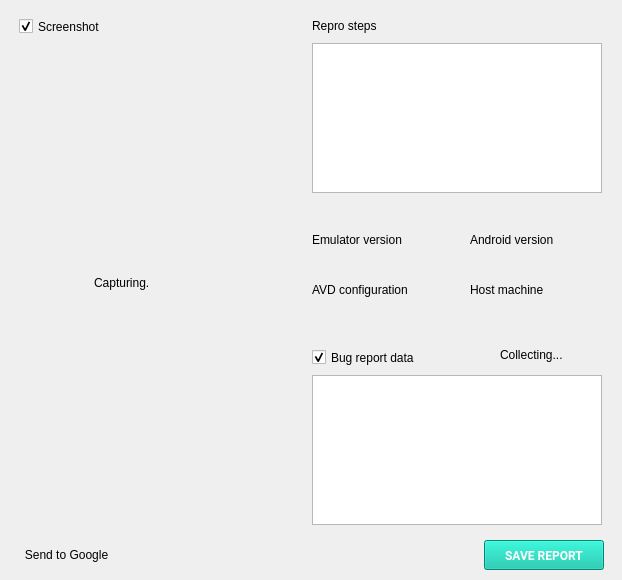
aosp-mirror/platform_external_qemu, file android/android-emu/android/skin/qt/extended-pages/bug-report-page.ui: the form before one commit.
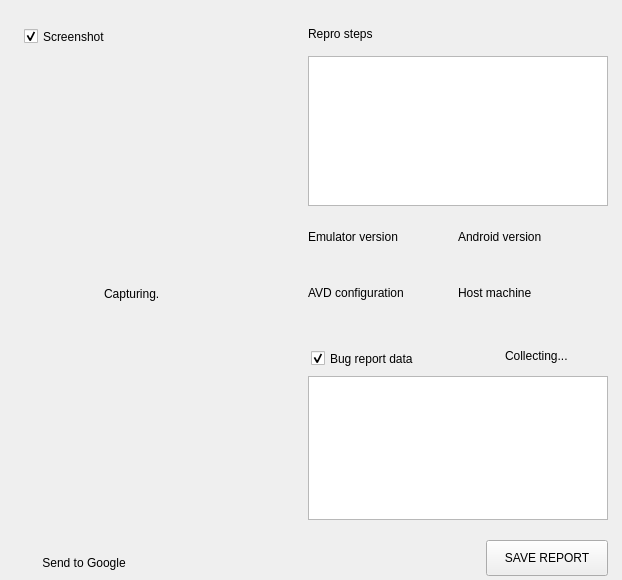
The form after the commit. Icons and pictures are not drawn. Custom widgets are drawn as their Qt base class.

The edit to the form file:
```diff
--- a/android/android-emu/android/skin/qt/extended-pages/bug-report-page.ui
+++ b/android/android-emu/android/skin/qt/extended-pages/bug-report-page.ui
@@ -16,10 +16,10 @@
   <widget class="RaisedMaterialButton" name="bug_saveButton">
    <property name="geometry">
     <rect>
-     <x>484</x>
+     <x>486</x>
      <y>540</y>
-     <width>120</width>
-     <height>30</height>
+     <width>122</width>
+     <height>36</height>
     </rect>
    </property>
    <property name="sizePolicy">
@@ -31,25 +31,15 @@
    <property name="minimumSize">
     <size>
      <width>120</width>
-     <height>30</height>
+     <height>36</height>
     </size>
    </property>
    <property name="maximumSize">
     <size>
      <width>16777215</width>
-     <height>30</height>
+     <height>36</height>
     </size>
    </property>
-   <property name="font">
-    <font>
-     <family>Roboto</family>
-     <weight>75</weight>
-     <bold>true</bold>
-    </font>
-   </property>
-   <property name="styleSheet">
-    <string notr="true">background-color: #00bea4; color: #ffffff</string>
-   </property>
    <property name="text">
     <string>SAVE REPORT</string>
    </property>
@@ -60,8 +50,8 @@
   <widget class="QCheckBox" name="bug_screenshotCheckBox">
    <property name="geometry">
     <rect>
-     <x>19</x>
-     <y>14</y>
+     <x>24</x>
+     <y>24</y>
      <width>177</width>
      <height>25</height>
     </rect>
@@ -82,10 +72,10 @@
   <widget class="QStackedWidget" name="stackedWidget">
    <property name="geometry">
     <rect>
-     <x>19</x>
-     <y>43</y>
-     <width>270</width>
-     <height>480</height>
+     <x>24</x>
+     <y>56</y>
+     <width>264</width>
+     <height>464</height>
     </rect>
    </property>
    <property name="currentIndex">
@@ -134,8 +124,8 @@
     <widget class="QLabel" name="bug_CapturingLabel">
      <property name="geometry">
       <rect>
-       <x>75</x>
-       <y>230</y>
+       <x>80</x>
+       <y>228</y>
        <width>55</width>
        <height>20</height>
       </rect>
@@ -168,8 +158,8 @@
     <widget class="QLabel" name="bug_circularSpinner2">
      <property name="geometry">
       <rect>
-       <x>140</x>
-       <y>234</y>
+       <x>145</x>
+       <y>229</y>
        <width>16</width>
        <height>16</height>
       </rect>
@@ -204,8 +194,8 @@
   <widget class="QLabel" name="label_4">
    <property name="geometry">
     <rect>
-     <x>312</x>
-     <y>16</y>
+     <x>308</x>
+     <y>24</y>
      <width>96</width>
      <height>19</height>
     </rect>
@@ -216,12 +206,6 @@
      <verstretch>0</verstretch>
     </sizepolicy>
    </property>
-   <property name="font">
-    <font>
-     <weight>50</weight>
-     <bold>false</bold>
-    </font>
-   </property>
    <property name="text">
     <string>Repro steps</string>
    </property>
@@ -232,9 +216,9 @@
   <widget class="QPlainTextEdit" name="bug_reproStepsTextEdit">
    <property name="geometry">
     <rect>
-     <x>312</x>
-     <y>43</y>
-     <width>290</width>
+     <x>308</x>
+     <y>56</y>
+     <width>300</width>
      <height>150</height>
     </rect>
    </property>
@@ -248,28 +232,34 @@
   <widget class="QLabel" name="bug_emulatorVersionLabel">
    <property name="geometry">
     <rect>
-     <x>312</x>
-     <y>250</y>
-     <width>130</width>
-     <height>20</height>
+     <x>308</x>
+     <y>245</y>
+     <width>150</width>
+     <height>30</height>
     </rect>
    </property>
    <property name="text">
     <string/>
    </property>
+   <property name="wordWrap">
+    <bool>true</bool>
+   </property>
   </widget>
   <widget class="QLabel" name="bug_deviceLabel">
    <property name="geometry">
     <rect>
-     <x>312</x>
-     <y>300</y>
-     <width>130</width>
-     <height>20</height>
+     <x>308</x>
+     <y>301</y>
+     <width>150</width>
+     <height>40</height>
     </rect>
    </property>
    <property name="text">
     <string/>
    </property>
+   <property name="wordWrap">
+    <bool>false</bool>
+   </property>
    <property name="ColorGroup" stdset="0">
     <string>Link</string>
    </property>
@@ -277,10 +267,10 @@
   <widget class="QLabel" name="bug_hostMachineLabel">
    <property name="geometry">
     <rect>
-     <x>470</x>
-     <y>300</y>
-     <width>130</width>
-     <height>20</height>
+     <x>458</x>
+     <y>301</y>
+     <width>150</width>
+     <height>40</height>
     </rect>
    </property>
    <property name="text">
@@ -290,10 +280,10 @@
   <widget class="QLabel" name="bug_androidVersionLabel">
    <property name="geometry">
     <rect>
-     <x>470</x>
-     <y>250</y>
-     <width>130</width>
-     <height>20</height>
+     <x>458</x>
+     <y>245</y>
+     <width>150</width>
+     <height>30</height>
     </rect>
    </property>
    <property name="text">
@@ -303,9 +293,9 @@
   <widget class="QLabel" name="label_2">
    <property name="geometry">
     <rect>
-     <x>312</x>
-     <y>230</y>
-     <width>137</width>
+     <x>308</x>
+     <y>227</y>
+     <width>150</width>
      <height>19</height>
     </rect>
    </property>
@@ -325,9 +315,9 @@
   <widget class="QLabel" name="label">
    <property name="geometry">
     <rect>
-     <x>470</x>
-     <y>230</y>
-     <width>126</width>
+     <x>458</x>
+     <y>227</y>
+     <width>150</width>
      <height>19</height>
     </rect>
    </property>
@@ -347,9 +337,9 @@
   <widget class="QLabel" name="label_3">
    <property name="geometry">
     <rect>
-     <x>470</x>
-     <y>280</y>
-     <width>111</width>
+     <x>458</x>
+     <y>283</y>
+     <width>150</width>
      <height>19</height>
     </rect>
    </property>
@@ -369,9 +359,9 @@
   <widget class="QLabel" name="label_5">
    <property name="geometry">
     <rect>
-     <x>312</x>
-     <y>280</y>
-     <width>146</width>
+     <x>308</x>
+     <y>283</y>
+     <width>150</width>
      <height>19</height>
     </rect>
    </property>
@@ -391,8 +381,8 @@
   <widget class="QCheckBox" name="bug_bugReportCheckBox">
    <property name="geometry">
     <rect>
-     <x>312</x>
-     <y>345</y>
+     <x>311</x>
+     <y>346</y>
      <width>152</width>
      <height>25</height>
     </rect>
@@ -413,10 +403,10 @@
   <widget class="QPlainTextEdit" name="bug_bugReportTextEdit">
    <property name="geometry">
     <rect>
-     <x>312</x>
-     <y>375</y>
-     <width>290</width>
-     <height>150</height>
+     <x>308</x>
+     <y>376</y>
+     <width>300</width>
+     <height>144</height>
     </rect>
    </property>
    <property name="sizePolicy">
@@ -432,7 +422,7 @@
   <widget class="QLabel" name="bug_circularSpinner">
    <property name="geometry">
     <rect>
-     <x>585</x>
+     <x>592</x>
      <y>347</y>
      <width>16</width>
      <height>16</height>
@@ -469,8 +459,8 @@
   <widget class="QLabel" name="bug_collectingLabel">
    <property name="geometry">
     <rect>
-     <x>500</x>
-     <y>345</y>
+     <x>505</x>
+     <y>346</y>
      <width>71</width>
      <height>20</height>
     </rect>
@@ -506,9 +496,9 @@
   <widget class="QPushButton" name="bug_sendToGoogle">
    <property name="geometry">
     <rect>
-     <x>16</x>
-     <y>540</y>
-     <width>101</width>
+     <x>24</x>
+     <y>548</y>
+     <width>120</width>
      <height>30</height>
     </rect>
    </property>
```
Left out of the diff: 8 changed lines with no effect on the pictures.
